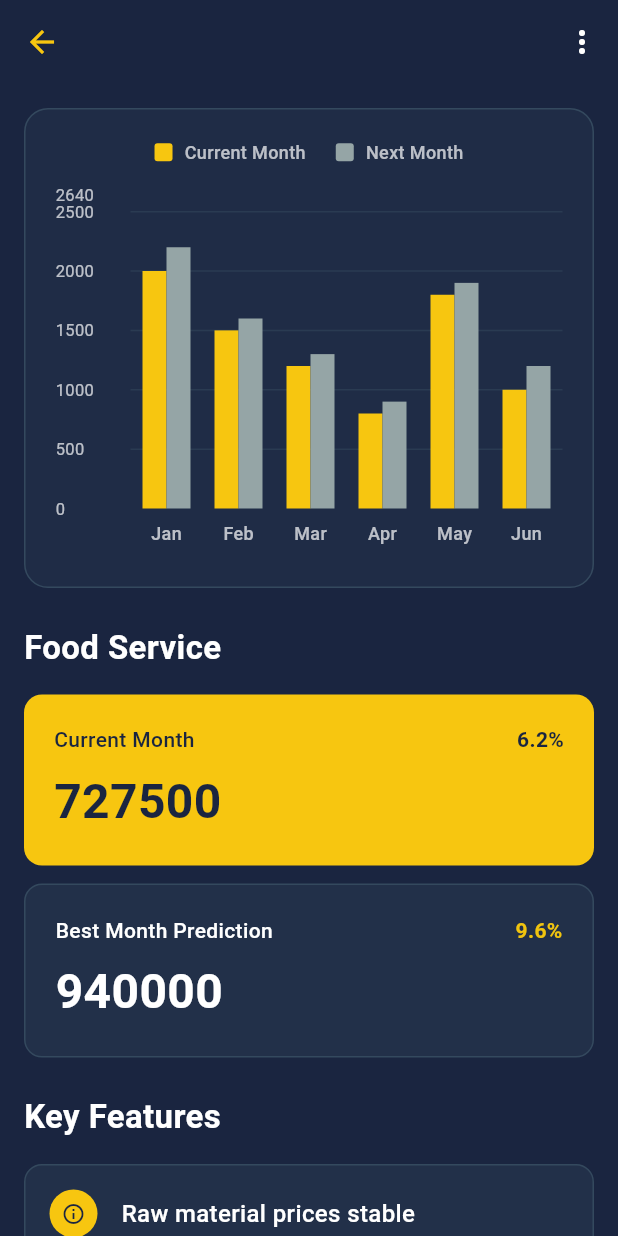
After one commit to Vedanshi27vishu/Shakti-GSC, a Flutter app: the ComparativeTrackerScreen screen opened directly, on a phone screen of 412 x 824 dp. The commit adds this screen. Run offline on Flutter 3.47's test engine with Material 3 defaults, Android fonts, the phone set to English and light mode, and no system bars; drawn by our look-alikes of fl_chart; our stand-ins replace flutter_otp_text_field, get, google_sign_in, shared_preferences; accounts and stored records are empty.

Commit message:
Tracking Screen

```diff
--- /dev/null
+++ b/lib/Screens/BusinessTracker.dart
@@ -0,0 +1,442 @@
+import 'package:flutter/material.dart';
+import 'package:fl_chart/fl_chart.dart';
+import 'package:shakti/Screens/Finance.dart';
+import 'package:shakti/Utils/constants/colors.dart';
+
+class ComparativeTrackerScreen extends StatefulWidget {
+  const ComparativeTrackerScreen({Key? key}) : super(key: key);
+
+  @override
+  State<ComparativeTrackerScreen> createState() => _ComparativeTrackerScreenState();
+}
+
+class _ComparativeTrackerScreenState extends State<ComparativeTrackerScreen> {
+  // DATABASE INTEGRATION POINTS - Replace with your database calls
+
+  // Comparative data for current vs next month
+  List<double> currentMonthData = [2000, 1500, 1200, 800, 1800, 1000];
+  List<double> nextMonthData = [2200, 1600, 1300, 900, 1900, 1200];
+  List<String> monthLabels = ['Jan', 'Feb', 'Mar', 'Apr', 'May', 'Jun'];
+
+  // Business metrics
+  String currentMonthValue = '727500';
+  String currentMonthGrowth = '6.2%';
+  String projectedValue = '940000';
+  String projectedGrowth = '9.6%';
+
+  @override
+  Widget build(BuildContext context) {
+    return Scaffold(
+      backgroundColor: Scolor.primary,
+      appBar: _buildAppBar(),
+      body: SingleChildScrollView(
+        child: Padding(
+          padding: const EdgeInsets.all(16.0),
+          child: Column(
+            crossAxisAlignment: CrossAxisAlignment.start,
+            children: [
+              _buildComparativeChart(),
+              const SizedBox(height: 24),
+              _buildBusinessMetricsSection(),
+              const SizedBox(height: 24),
+              _buildKeyFeaturesSection(),
+            ],
+          ),
+        ),
+      ),
+    );
+  }
+
+  PreferredSizeWidget _buildAppBar() {
+    return AppBar(
+      backgroundColor:Scolor.primary,
+      elevation: 0,
+      leading: IconButton(
+        icon: const Icon(Icons.arrow_back, color: Scolor.secondry, size: 24),
+        onPressed: () => Navigator.push(context, MaterialPageRoute(builder: (context)=> Finance())),
+      ),
+      actions: [
+        IconButton(
+          icon: const Icon(Icons.more_vert, color: Colors.white),
+          onPressed: () {},
+        ),
+      ],
+    );
+  }
+
+  Widget _buildComparativeChart() {
+    return Container(
+      height: 320,
+      padding: const EdgeInsets.all(20),
+      decoration: BoxDecoration(
+        color: const Color(0xFF34495E).withOpacity(0.2),
+        borderRadius: BorderRadius.circular(16),
+        border: Border.all(color: const Color(0xFF34495E), width: 1),
+      ),
+      child: Column(
+        children: [
+          // Legend
+          Row(
+            mainAxisAlignment: MainAxisAlignment.center,
+            children: [
+              _buildLegend('Current Month', Scolor.secondry),
+              const SizedBox(width: 20),
+              _buildLegend('Next Month', const Color(0xFF95A5A6)),
+            ],
+          ),
+          const SizedBox(height: 20),
+          // Chart
+          Expanded(
+            child: BarChart(
+              BarChartData(
+                alignment: BarChartAlignment.spaceAround,
+                maxY: _getMaxValue() * 1.2,
+                minY: 0,
+                barTouchData: BarTouchData(
+                  enabled: true,
+                  touchTooltipData: BarTouchTooltipData(
+                    getTooltipColor: (group) => const Color(0xFF34495E),
+                    getTooltipItem: (group, groupIndex, rod, rodIndex) {
+                      String monthName = monthLabels[group.x];
+                      String dataType = rodIndex == 0 ? 'Current' : 'Next';
+                      return BarTooltipItem(
+                        '$dataType Month\n$monthName: ${rod.toY.round()}',
+                        const TextStyle(
+                          color: Colors.white,
+                          fontWeight: FontWeight.w600,
+                          fontSize: 12,
+                        ),
+                      );
+                    },
+                  ),
+                ),
+                titlesData: FlTitlesData(
+                  show: true,
+                  rightTitles: const AxisTitles(sideTitles: SideTitles(showTitles: false)),
+                  topTitles: const AxisTitles(sideTitles: SideTitles(showTitles: false)),
+                  bottomTitles: AxisTitles(
+                    sideTitles: SideTitles(
+                      showTitles: true,
+                      reservedSize: 32,
+                      getTitlesWidget: (value, meta) => _buildBottomTitle(value.toInt()),
+                    ),
+                  ),
+                  leftTitles: AxisTitles(
+                    sideTitles: SideTitles(
+                      showTitles: true,
+                      interval: 500,
+                      reservedSize: 50,
+                      getTitlesWidget: (value, meta) => _buildLeftTitle(value),
+                    ),
+                  ),
+                ),
+                borderData: FlBorderData(show: false),
+                gridData: FlGridData(
+                  show: true,
+                  drawVerticalLine: false,
+                  drawHorizontalLine: true,
+                  horizontalInterval: 500,
+                  getDrawingHorizontalLine: (value) => FlLine(
+                    color: const Color(0xFF34495E).withOpacity(0.5),
+                    strokeWidth: 1,
+                  ),
+                ),
+                barGroups: _buildComparativeBarGroups(),
+                groupsSpace: 20,
+              ),
+            ),
+          ),
+        ],
+      ),
+    );
+  }
+
+  Widget _buildLegend(String label, Color color) {
+    return Row(
+      mainAxisSize: MainAxisSize.min,
+      children: [
+        Container(
+          width: 12,
+          height: 12,
+          decoration: BoxDecoration(
+            color: color,
+            borderRadius: BorderRadius.circular(2),
+          ),
+        ),
+        const SizedBox(width: 8),
+        Text(
+          label,
+          style: const TextStyle(
+            color: Colors.white70,
+            fontSize: 12,
+            fontWeight: FontWeight.w500,
+          ),
+        ),
+      ],
+    );
+  }
+
+  Widget _buildBusinessMetricsSection() {
+    return Column(
+      crossAxisAlignment: CrossAxisAlignment.start,
+      children: [
+        const Text(
+          'Food Service',
+          style: TextStyle(
+            color: Colors.white,
+            fontSize: 22,
+            fontWeight: FontWeight.bold,
+          ),
+        ),
+        const SizedBox(height: 16),
+        // Current Month Card (Yellow)
+        Container(
+          padding: const EdgeInsets.all(20),
+          decoration: BoxDecoration(
+            color: Scolor.secondry,
+            borderRadius: BorderRadius.circular(12),
+          ),
+          child: Column(
+            crossAxisAlignment: CrossAxisAlignment.start,
+            children: [
+              Row(
+                mainAxisAlignment: MainAxisAlignment.spaceBetween,
+                children: [
+                  const Text(
+                    'Current Month',
+                    style: TextStyle(
+                      color: Scolor.primary,
+                      fontSize: 14,
+                      fontWeight: FontWeight.w500,
+                    ),
+                  ),
+                  Text(
+                    currentMonthGrowth,
+                    style: const TextStyle(
+                      color: Scolor.primary,
+                      fontSize: 14,
+                      fontWeight: FontWeight.bold,
+                    ),
+                  ),
+                ],
+              ),
+              const SizedBox(height: 8),
+              Text(
+                currentMonthValue,
+                style: const TextStyle(
+                  color: Scolor.primary,
+                  fontSize: 32,
+                  fontWeight: FontWeight.bold,
+                ),
+              ),
+            ],
+          ),
+        ),
+        const SizedBox(height: 12),
+        // Best Month Prediction Card (Dark)
+        Container(
+          padding: const EdgeInsets.all(20),
+          decoration: BoxDecoration(
+            color: const Color(0xFF34495E).withOpacity(0.3),
+            borderRadius: BorderRadius.circular(12),
+            border: Border.all(color: const Color(0xFF34495E), width: 1),
+          ),
+          child: Column(
+            crossAxisAlignment: CrossAxisAlignment.start,
+            children: [
+              Row(
+                mainAxisAlignment: MainAxisAlignment.spaceBetween,
+                children: [
+                  const Text(
+                    'Best Month Prediction',
+                    style: TextStyle(
+                      color: Colors.white,
+                      fontSize: 14,
+                      fontWeight: FontWeight.w500,
+                    ),
+                  ),
+                  Text(
+                    projectedGrowth,
+                    style: const TextStyle(
+                      color: Color(0xFFF1C40F),
+                      fontSize: 14,
+                      fontWeight: FontWeight.bold,
+                    ),
+                  ),
+                ],
+              ),
+              const SizedBox(height: 8),
+              Text(
+                projectedValue,
+                style: const TextStyle(
+                  color: Colors.white,
+                  fontSize: 32,
+                  fontWeight: FontWeight.bold,
+                ),
+              ),
+            ],
+          ),
+        ),
+      ],
+    );
+  }
+
+  Widget _buildKeyFeaturesSection() {
+    return Column(
+      crossAxisAlignment: CrossAxisAlignment.start,
+      children: [
+        const Text(
+          'Key Features',
+          style: TextStyle(
+            color: Colors.white,
+            fontSize: 22,
+            fontWeight: FontWeight.bold,
+          ),
+        ),
+        const SizedBox(height: 16),
+        _buildFeatureItem(Icons.info_outline, 'Raw material prices stable'),
+        const SizedBox(height: 12),
+        _buildFeatureItem(Icons.trending_up, 'Regular customer base growing'),
+        const SizedBox(height: 12),
+        _buildFeatureItem(Icons.school_outlined, 'Staff training costs expected'),
+      ],
+    );
+  }
+
+  Widget _buildFeatureItem(IconData icon, String text) {
+    return Container(
+      padding: const EdgeInsets.all(16),
+      decoration: BoxDecoration(
+        color: const Color(0xFF34495E).withOpacity(0.3),
+        borderRadius: BorderRadius.circular(12),
+        border: Border.all(color: const Color(0xFF34495E), width: 1),
+      ),
+      child: Row(
+        children: [
+          Container(
+            padding: const EdgeInsets.all(8),
+            decoration: BoxDecoration(
+              color: Scolor.secondry,
+              borderRadius: BorderRadius.circular(20),
+            ),
+            child: Icon(icon, color: Scolor.primary, size: 16),
+          ),
+          const SizedBox(width: 16),
+          Expanded(
+            child: Text(
+              text,
+              style: const TextStyle(
+                color: Colors.white,
+                fontSize: 16,
+                fontWeight: FontWeight.w500,
+              ),
+            ),
+          ),
+        ],
+      ),
+    );
+  }
+
+  Widget _buildBottomTitle(int index) {
+    if (index >= 0 && index < monthLabels.length) {
+      return Padding(
+        padding: const EdgeInsets.only(top: 8),
+        child: Text(
+          monthLabels[index],
+          style: const TextStyle(
+            color: Colors.white70,
+            fontSize: 12,
+            fontWeight: FontWeight.w500,
+          ),
+        ),
+      );
+    }
+    return const SizedBox.shrink();
+  }
+
+  Widget _buildLeftTitle(double value) {
+    return Text(
+      value.toInt().toString(),
+      style: const TextStyle(
+        color: Colors.white70,
+        fontSize: 11,
+        fontWeight: FontWeight.w400,
+      ),
+    );
+  }
+
+  List<BarChartGroupData> _buildComparativeBarGroups() {
+    return List.generate(monthLabels.length, (index) {
+      return BarChartGroupData(
+        x: index,
+        barRods: [
+          // Current Month Bar (Yellow)
+          BarChartRodData(
+            toY: currentMonthData[index],
+            color: Scolor.secondry,
+            width: 16,
+            borderRadius: BorderRadius.circular(0),
+          ),
+          // Next Month Bar (Gray)
+          BarChartRodData(
+            toY: nextMonthData[index],
+            color: const Color(0xFF95A5A6),
+            width: 16,
+            borderRadius: BorderRadius.circular(0),
+          ),
+        ],
+        barsSpace: 0,
+      );
+    });
+  }
+
+  double _getMaxValue() {
+    List<double> allValues = [...currentMonthData, ...nextMonthData];
+    return allValues.reduce((a, b) => a > b ? a : b);
+  }
+
+  // DATABASE INTEGRATION METHODS
+  void updateComparativeData({
+    required List<double> current,
+    required List<double> next,
+    required List<String> labels,
+  }) {
+    setState(() {
+      currentMonthData = current;
+      nextMonthData = next;
+      monthLabels = labels;
+    });
+  }
+
+  void updateMetrics({
+    required String currentValue,
+    required String currentGrowth,
+    required String projectedVal,
+    required String projectedGrowthVal,
+  }) {
+    setState(() {
+      currentMonthValue = currentValue;
+      currentMonthGrowth = currentGrowth;
+      projectedValue = projectedVal;
+      projectedGrowth = projectedGrowthVal;
+    });
+  }
+}
+
+// Main App
+class ComparativeTrackerApp extends StatelessWidget {
+  const ComparativeTrackerApp({Key? key}) : super(key: key);
+
+  @override
+  Widget build(BuildContext context) {
+    return MaterialApp(
+      title: 'Comparative Business Tracker',
+      theme: ThemeData(
+        primarySwatch: Colors.blue,
+        visualDensity: VisualDensity.adaptivePlatformDensity,
+      ),
+      home: const ComparativeTrackerScreen(),
+      debugShowCheckedModeBanner: false,
+    );
+  }
+}
--- a/lib/Screens/OtpScreen.dart
+++ b/lib/Screens/OtpScreen.dart
@@ -115,7 +115,7 @@ class _OTPScreenState extends State<OTPScreen> {
               ),
               const SizedBox(height: 8),
               const Text(
-                'You have registered successfully.',
+                'Your email is registered successfully. Fill further details to complete the registration',
                 textAlign: TextAlign.center,
                 style: TextStyle(color: Colors.grey),
               ),
--- a/lib/app.dart
+++ b/lib/app.dart
@@ -1,5 +1,6 @@
 import 'package:flutter/material.dart';
 import 'package:get/get.dart';
+import 'package:shakti/Screens/BusinessTracker.dart';
 import 'package:shakti/Screens/CreatePost.dart';
 import 'package:shakti/Screens/ExpertsInsights.dart';
 import 'package:shakti/Screens/FinancialRecords.dart';
@@ -9,6 +10,7 @@ import 'package:shakti/Screens/InvestmentGroup.dart';
 import 'package:shakti/Screens/Start.dart';
 import 'package:shakti/Screens/YourProgress.dart';
 import 'package:shakti/Screens/taskcreate.dart';
+import 'package:shakti/Screens/tracker.dart';
 import 'package:shakti/Utils/constants/colors.dart';
 
 class MyApp extends StatelessWidget {
@@ -19,6 +21,7 @@ class MyApp extends StatelessWidget {
     return GetMaterialApp(
         theme: ThemeData(scaffoldBackgroundColor: Scolor.primary),
         debugShowCheckedModeBanner: false,
-        home: StartScreen());
+        home:
+    StartScreen());
   }
 }
--- a/pubspec.yaml
+++ b/pubspec.yaml
@@ -41,6 +41,7 @@ dependencies:
   intl: ^0.20.2
   google_sign_in: ^6.3.0
   flutter_otp_text_field: ^1.5.1+1
+  fl_chart: ^1.0.0
 
 dev_dependencies:
   flutter_test:
```
Also changed, not shown: lib/Screens/Finance.dart (+15 -6 lines), lib/Screens/Invest.dart (+13 -3 lines), lib/Screens/tracker.dart (added, +231 -0 lines), pubspec.lock.
